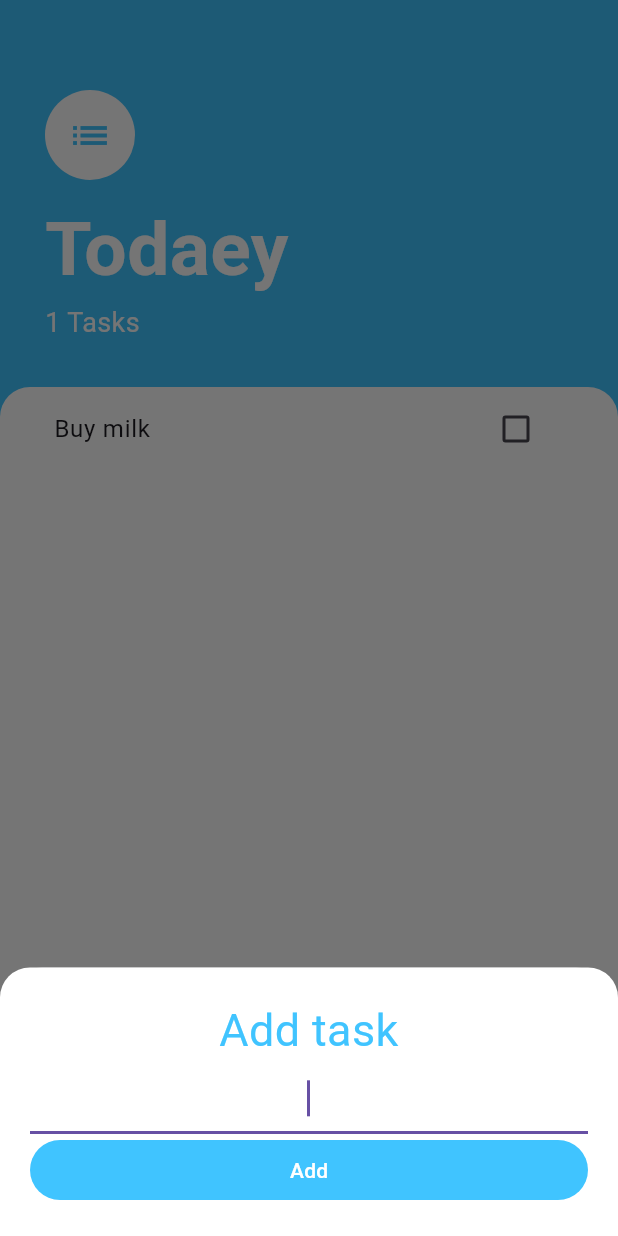
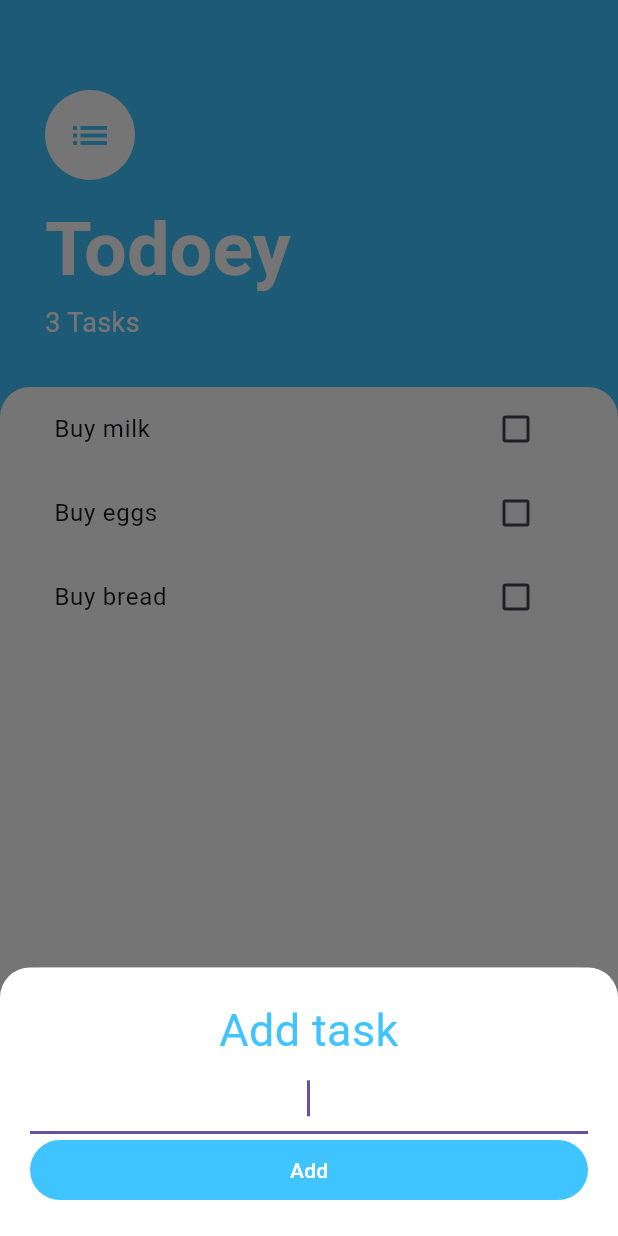
Before and after one commit to EaswaranCommandhq2025/Todoey, a Flutter app: the screen it shows after launch, after a tap on the "add" icon, on a phone screen of 412 x 824 dp. Run offline on Flutter 3.47's test engine with Material 3 defaults, Android fonts, the phone set to English and light mode, and no system bars.

Commit message:
Add New To-do list tasks

```diff
--- a/lib/main.dart
+++ b/lib/main.dart
@@ -1,4 +1,6 @@
 import 'package:flutter/material.dart';
+import 'package:provider/provider.dart';
+import 'package:todoey_app/models/TaskData.dart';
 import 'package:todoey_app/screens/task_screen.dart';
 
 void main() {
@@ -9,8 +11,11 @@ class MyApp extends StatelessWidget {
   const MyApp({super.key});
   @override
   Widget build(BuildContext context) {
-    return MaterialApp(
-      home: TaskScreen(),
+    return ChangeNotifierProvider(
+      create: (BuildContext context) => TaskData(),
+      child: MaterialApp(
+        home: TaskScreen(),
+      ),
     );
   }
 }
--- /dev/null
+++ b/lib/models/TaskData.dart
@@ -0,0 +1,26 @@
+import 'dart:collection';
+
+import 'package:flutter/cupertino.dart';
+import 'package:todoey_app/models/tasks.dart';
+
+class TaskData  extends ChangeNotifier{
+  List<Task> _tasks = [
+    Task(name: "Buy milk"),
+    Task(name: "Buy eggs"),
+    Task(name: "Buy bread"),
+  ];
+
+  int get taskCount {
+    return _tasks.length;
+  }
+
+  UnmodifiableListView<Task> get tasks{
+    return UnmodifiableListView(_tasks);
+  }
+  void addTask(newTaskTitle){
+    final task = Task(name: newTaskTitle);
+    _tasks.add(task);
+    notifyListeners();
+
+  }
+}
--- a/lib/screens/add_screen.dart
+++ b/lib/screens/add_screen.dart
@@ -1,12 +1,14 @@
 import 'package:flutter/cupertino.dart';
 import 'package:flutter/material.dart';
+import 'package:provider/provider.dart';
+import 'package:todoey_app/models/TaskData.dart';
+import 'package:todoey_app/models/tasks.dart';
 
 class AddTaskScreen extends StatelessWidget {
+  String newTaskTitle = "";
+  /*  final Function addTaskCallback;
 
-  String newTaskTitle = "";
-  final Function addTaskCallback;
-
-  AddTaskScreen(this.addTaskCallback);
+  AddTaskScreen(this.addTaskCallback);*/
 
   @override
   Widget build(BuildContext context) {
@@ -17,31 +19,38 @@ class AddTaskScreen extends StatelessWidget {
         decoration: BoxDecoration(
           color: Colors.white,
           borderRadius: BorderRadius.only(
-              topLeft: Radius.circular(20.0),
-          topRight: Radius.circular(20.0),),
+            topLeft: Radius.circular(20.0),
+            topRight: Radius.circular(20.0),
+          ),
         ),
         child: Column(
           crossAxisAlignment: CrossAxisAlignment.stretch,
           children: [
-            Text("Add task",textAlign: TextAlign.center,style: TextStyle(fontSize: 30.0,color: Colors.lightBlueAccent),),
+            Text(
+              "Add task",
+              textAlign: TextAlign.center,
+              style: TextStyle(fontSize: 30.0, color: Colors.lightBlueAccent),
+            ),
             TextField(
               autofocus: true,
               textAlign: TextAlign.center,
-              onChanged: (newText){
+              onChanged: (newText) {
                 newTaskTitle = newText;
               },
             ),
             TextButton(
-              style: TextButton.styleFrom(backgroundColor: Colors.lightBlueAccent),
-                onPressed: (){
-                print(newTaskTitle);
-                addTaskCallback(newTaskTitle);
-                },
-                child: Text("Add",style: TextStyle(color: Colors.white),))
+              style: TextButton.styleFrom(
+                backgroundColor: Colors.lightBlueAccent,
+              ),
+              onPressed: () {
+                Provider.of<TaskData>(context,listen: false).addTask(newTaskTitle);
+                Navigator.pop(context);
+              },
+              child: Text("Add", style: TextStyle(color: Colors.white)),
+            ),
           ],
         ),
       ),
     );
   }
-
 }
--- a/lib/screens/task_screen.dart
+++ b/lib/screens/task_screen.dart
@@ -1,6 +1,8 @@
 import 'package:flutter/cupertino.dart';
 import 'package:flutter/material.dart';
-import 'package:todoey_app/models.dart';
+import 'package:provider/provider.dart';
+import 'package:todoey_app/models/TaskData.dart';
+import 'package:todoey_app/models/tasks.dart';
 import 'package:todoey_app/screens/add_screen.dart';
 import 'package:todoey_app/widgets/task_list.dart';
 
@@ -12,9 +14,9 @@ class TaskScreen extends StatefulWidget{
 
 class _TaskScreenState extends State<TaskScreen> {
 
-  List<Task> tasks = [
+  /*List<Task> tasks = [
     Task(name: "Buy milk")
-  ];
+  ];*/
 
   @override
   Widget build(BuildContext context) {
@@ -28,13 +30,8 @@ class _TaskScreenState extends State<TaskScreen> {
               builder: (context) => SingleChildScrollView(
                 child: Container(
                     padding: EdgeInsets.only(bottom: MediaQuery.of(context).viewInsets.bottom),
-                    child: AddTaskScreen((newTaskTitle){
-                      setState((){
-                        tasks.add(Task(name: newTaskTitle));
-                      });
-                      Navigator.pop(context);
-                    })),
-              ));
+                    child: AddTaskScreen(),
+              )));
         },
         backgroundColor: Colors.lightBlueAccent,
         child: Icon(Icons.add),
@@ -63,7 +60,7 @@ class _TaskScreenState extends State<TaskScreen> {
                 ),
                 SizedBox(height: 10.0),
                 Text(
-                  "Todaey",
+                  "Todoey",
                   style: TextStyle(
                     color: Colors.white,
                     fontSize: 50.0,
@@ -71,7 +68,7 @@ class _TaskScreenState extends State<TaskScreen> {
                   ),
                 ),
                 Text(
-                  "${tasks.length} Tasks",
+                  "${Provider.of<TaskData>(context).taskCount} Tasks",
                   style: TextStyle(color: Colors.white, fontSize: 18.0),
                 ),
               ],
@@ -87,7 +84,7 @@ class _TaskScreenState extends State<TaskScreen> {
                   topRight: Radius.circular(20.0),
                 ),
               ),
-              child: Tasklist(tasks: tasks,),
+              child: Tasklist(),
             ),
           ),
         ],
--- a/lib/widgets/task_list.dart
+++ b/lib/widgets/task_list.dart
@@ -1,34 +1,30 @@
 import 'package:flutter/cupertino.dart';
-import 'package:todoey_app/models.dart';
+import 'package:provider/provider.dart';
+import 'package:todoey_app/models/TaskData.dart';
+import 'package:todoey_app/models/tasks.dart';
 import 'package:todoey_app/widgets/task_tile.dart';
 
-class Tasklist extends StatefulWidget {
-  final List<Task> tasks;
-
-  Tasklist({required this.tasks});
-
-
-  @override
-  _TaskListState createState() => _TaskListState();
-}
-
-class _TaskListState extends State<Tasklist> {
+class Tasklist extends StatelessWidget{
 
   @override
   Widget build(BuildContext context) {
-    return ListView.builder(
-      itemBuilder: (context, index) {
-        return TaskTile(
-          isChecked: widget.tasks[index].isDone,
-          taskTitle: widget.tasks[index].name,
-          checkboxCallback: (bool? checkboxState) {
-            setState(() {
-              widget.tasks[index].toggleDone();
-            });
+    return Consumer<TaskData>(
+      builder: (BuildContext context, taskData, Widget? child) {
+        return ListView.builder(
+          itemBuilder: (context, index) {
+            return TaskTile(
+              isChecked:  taskData.tasks[index].isDone,
+              taskTitle: taskData.tasks[index].name,
+              checkboxCallback: (bool? checkboxState) {
+                /* setState(() {
+                Provider.of<TaskData>(context).tasks[index].toggleDone();
+              });*/
+              },
+            );
           },
+          itemCount: taskData.taskCount,
         );
       },
-      itemCount: widget.tasks.length,
     );
   }
 }
```
Also changed, not shown: pubspec.yaml (+2 -67 lines), lib/models/tasks.dart (renamed from lib/models.dart), pubspec.lock.
